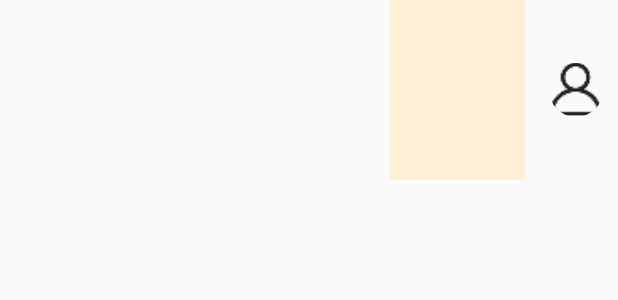
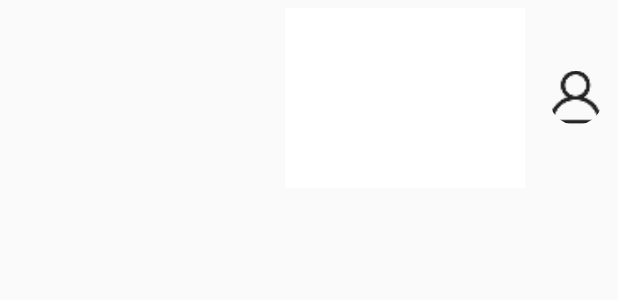
Before and after one commit to qtw1998/Chat-Robot, an Android app: the layout right_image_item.xml on its own in the app's theme, with its tools: preview values and no code run, on a phone screen of 412 x 824 dp. Shown: the top 300 px of the screen. Run offline under Robolectric (Android 15) with nearby library versions, the phone set to English and light mode, and no system bars.

Commit message:
set the relative location of the right image

```diff
--- a/NLPChatRobot/app/src/main/res/layout/right_image_item.xml
+++ b/NLPChatRobot/app/src/main/res/layout/right_image_item.xml
@@ -10,10 +10,13 @@
 
         <ImageView
             android:id="@+id/right_image"
-            android:layout_width="90dp"
+            android:layout_width="160dp"
             android:layout_height="120dp"
-            android:background="@color/papayaWhip"
-            android:layout_marginEnd="16dp"/>
+            android:background="@android:color/background_light"
+            android:scaleType="fitEnd"
+            android:layout_marginEnd="16dp"
+            android:layout_marginTop="5dp"
+            android:layout_marginBottom="5dp"/>
 
         <de.hdodenhof.circleimageview.CircleImageView
             xmlns:app="http://schemas.android.com/apk/res-auto"
```
